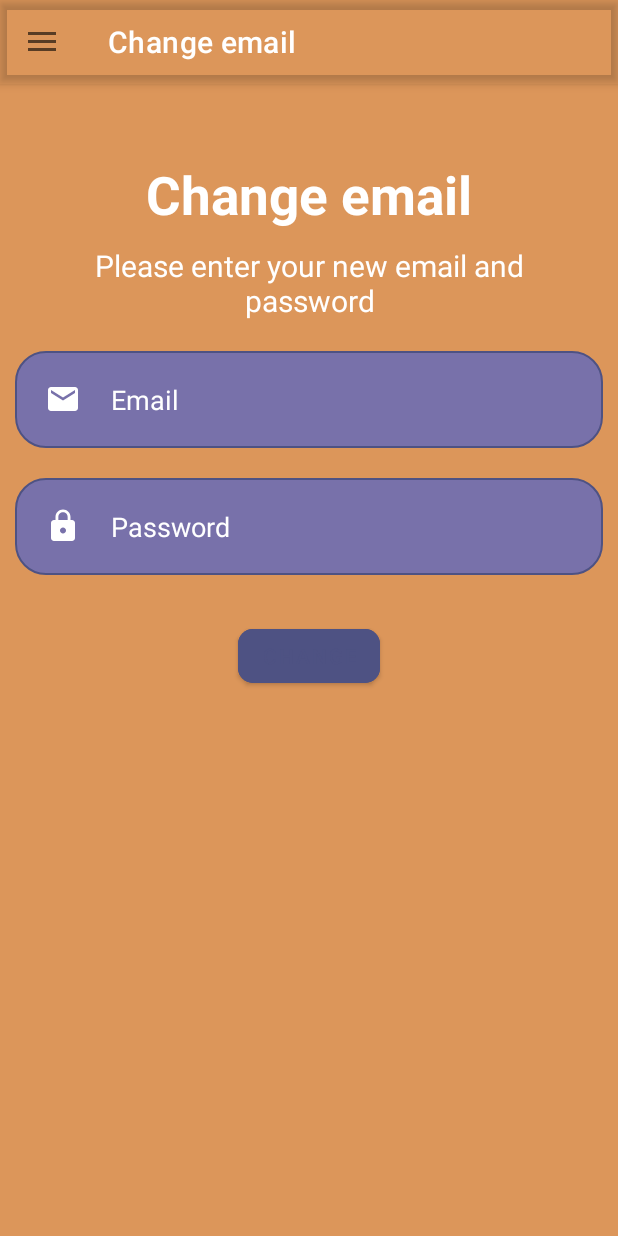
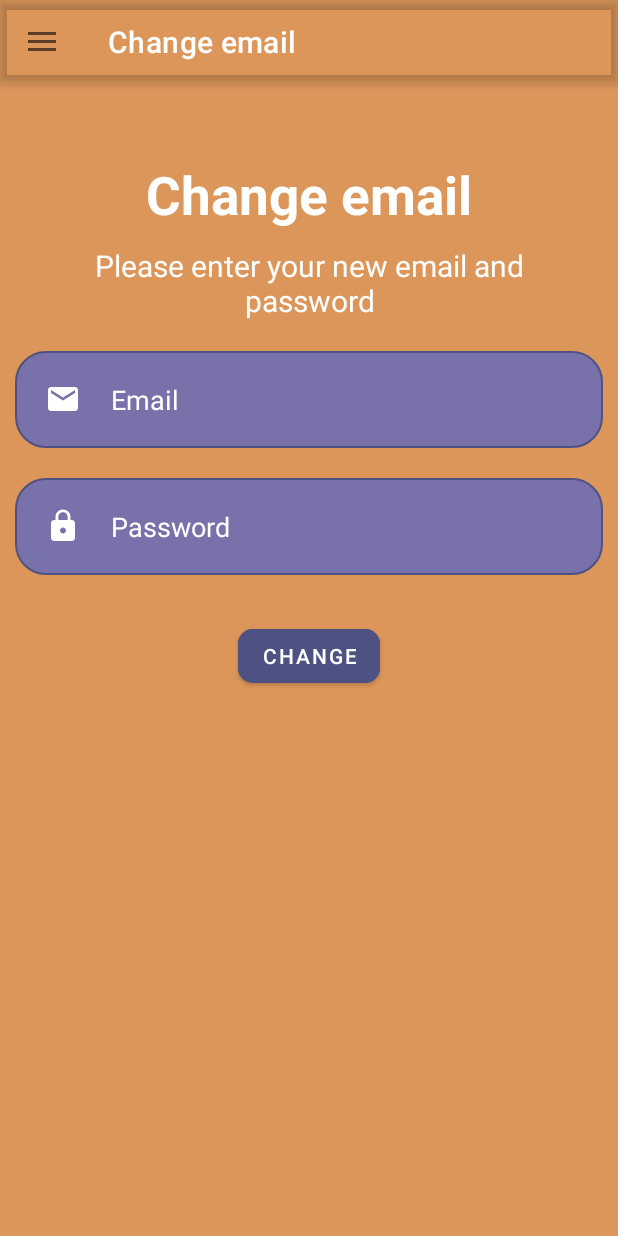
Before and after one commit to kwojtuszek/BookApp, an Android app: the ChangeEmail screen opened directly, with no data from a screen before it, on a phone screen of 412 x 824 dp. Run offline under Robolectric (Android 15) with nearby library versions, the phone set to English and light mode, and no system bars; our stand-ins replace Firebase (no records; nobody signed in at launch, a user with empty details on screens opened directly).

Commit message:
Seventeenth Commit: This is a final version number 1 <3

```diff
--- a/app/src/main/res/layout/activity_change_email.xml
+++ b/app/src/main/res/layout/activity_change_email.xml
@@ -71,6 +71,7 @@
         android:id="@+id/changebtn"
         android:layout_below="@+id/password"
         android:text="@string/change"
+        android:textColor="@color/white"
         android:backgroundTint="@color/darker_purple"
         app:cornerRadius="10dp"
         android:layout_centerHorizontal="true"
--- a/app/src/main/res/layout/activity_change_password.xml
+++ b/app/src/main/res/layout/activity_change_password.xml
@@ -72,6 +72,7 @@
         android:id="@+id/changebtn"
         android:layout_below="@+id/old_password"
         android:text="@string/change"
+        android:textColor="@color/white"
         android:backgroundTint="@color/darker_purple"
         app:cornerRadius="10dp"
         android:layout_centerHorizontal="true"
--- a/app/src/main/res/layout/activity_change_username.xml
+++ b/app/src/main/res/layout/activity_change_username.xml
@@ -70,6 +70,7 @@
         android:layout_height="wrap_content"
         android:id="@+id/changebtn"
         android:layout_below="@+id/password"
+        android:textColor="@color/white"
         android:text="@string/change"
         android:backgroundTint="@color/darker_purple"
         app:cornerRadius="10dp"
--- a/app/src/main/res/layout/activity_set_notify_time.xml
+++ b/app/src/main/res/layout/activity_set_notify_time.xml
@@ -49,6 +49,7 @@
         android:layout_height="wrap_content"
         android:id="@+id/setbtn"
         android:layout_below="@+id/number_picker"
+        android:textColor="@color/white"
         android:text="@string/set"
         android:backgroundTint="@color/darker_purple"
         app:cornerRadius="10dp"
```
